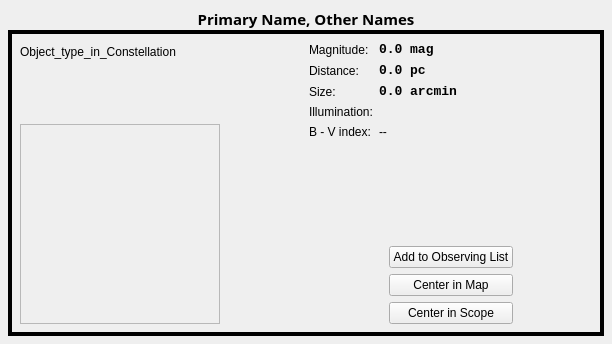
The window that kstars/dialogs/details_data.ui (KDE/kstars) describes before a commit, drawn with Qt 5.
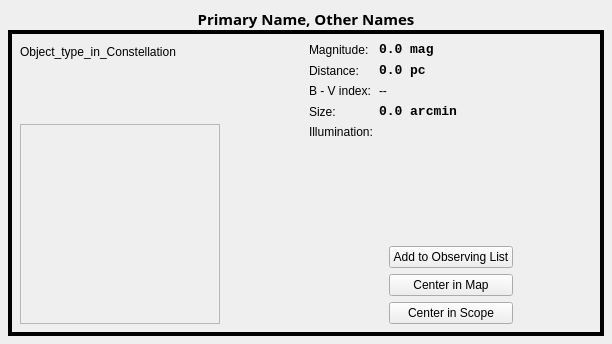
The same window after the commit. Custom widgets are drawn as their Qt base class.

Commit message: Rearrange the labels. The B - V index label should be above the angular size label, since the angular size label doubles up to show multiplicity / variability of stars, and is not used for most stars. This would otherwise leave a gap between "Distance" and B - V index. The B - V index labels for objects other than stars is set to invisible, so the layout readjusts to fill space neatly.

```diff
--- a/kstars/dialogs/details_data.ui
+++ b/kstars/dialogs/details_data.ui
@@ -200,7 +200,7 @@
               </property>
              </widget>
             </item>
-            <item row="2" column="1">
+            <item row="3" column="1">
              <widget class="QLabel" name="AngSize">
               <property name="font">
                <font>
@@ -218,7 +218,7 @@
               </property>
              </widget>
             </item>
-            <item row="2" column="0">
+            <item row="3" column="0">
              <widget class="QLabel" name="AngSizeLabel">
               <property name="text">
                <string>Size:</string>
@@ -268,14 +268,14 @@
               </property>
              </widget>
             </item>
-            <item row="3" column="0">
+            <item row="5" column="0">
              <widget class="QLabel" name="IllumLabel">
               <property name="text">
                <string>Illumination:</string>
               </property>
              </widget>
             </item>
-            <item row="3" column="1">
+            <item row="5" column="1">
              <widget class="QLabel" name="Illumination">
               <property name="font">
                <font>
@@ -287,14 +287,14 @@
               </property>
              </widget>
             </item>
-            <item row="4" column="0">
+            <item row="2" column="0">
              <widget class="QLabel" name="BVLabel">
               <property name="text">
                <string>B - V index:</string>
               </property>
              </widget>
             </item>
-            <item row="4" column="1">
+            <item row="2" column="1">
              <widget class="QLabel" name="BVIndex">
               <property name="text">
                <string>--</string>
```
